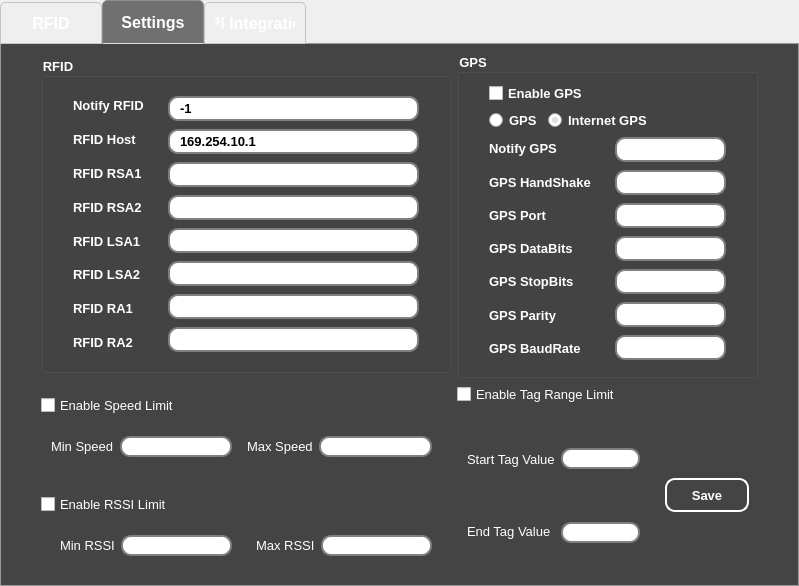
The window that ui/main.ui (DevGuruPro/rfid-python) describes before a commit, drawn with Qt 5.
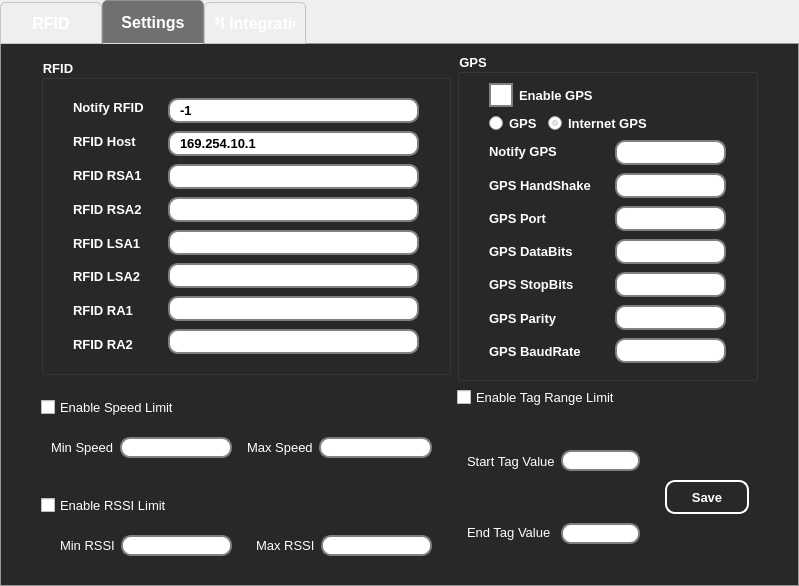
The same window after the commit. The open tabs and pages were chosen to show the change. Icons and pictures are not drawn.

```diff
--- a/ui/main.ui
+++ b/ui/main.ui
@@ -565,11 +565,6 @@
        </layout>
       </widget>
       <widget class="QWidget" name="setting_tab">
-       <property name="styleSheet">
-        <string notr="true">#setting_tab{
-	background-image: url(:/img/back_image.jpg);
-}</string>
-       </property>
        <attribute name="title">
         <string>Settings</string>
        </attribute>
@@ -590,7 +585,7 @@
          <widget class="QWidget" name="widget_3" native="true">
           <property name="styleSheet">
            <string notr="true">#widget_3{
-	background-color: rgba(40, 40, 40, 220);
+	background-color: rgba(40, 40, 40, 255);
 }</string>
           </property>
           <layout class="QGridLayout" name="gridLayout_4">
@@ -660,7 +655,22 @@
                    <property name="styleSheet">
                     <string notr="true">QCheckBox{
 	color: white; 
-}</string>
+}
+
+QCheckBox::indicator {  
+    width: 20px;  
+    height: 20px;  
+}  
+
+QCheckBox::indicator:unchecked {  
+    border: 2px solid gray;  
+    background-color: white;  
+}
+
+QCheckBox::indicator:checked { 
+	border: 2px solid gray;   
+    image: url(:/img/checkmark.png);  /* Use a custom image if needed */  
+ }</string>
                    </property>
                    <property name="text">
                     <string>Enable GPS</string>
```
Left out of the diff: 13 changed lines with no effect on the pictures.
